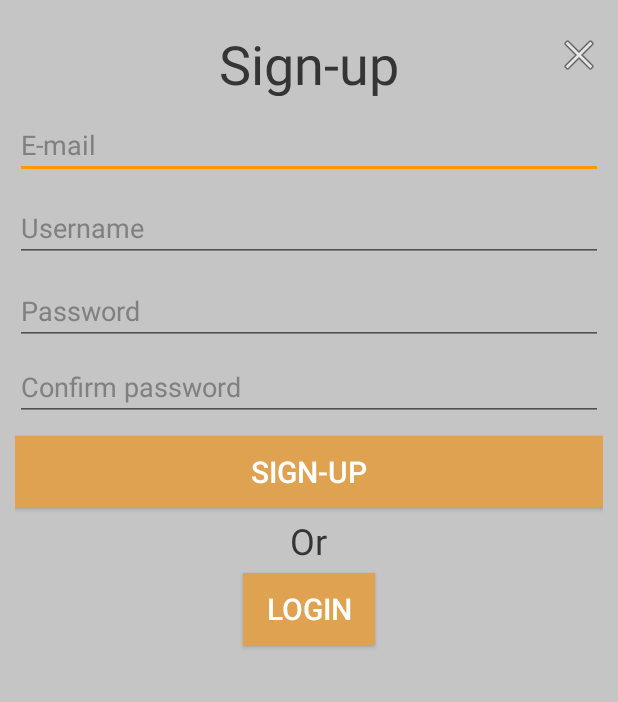
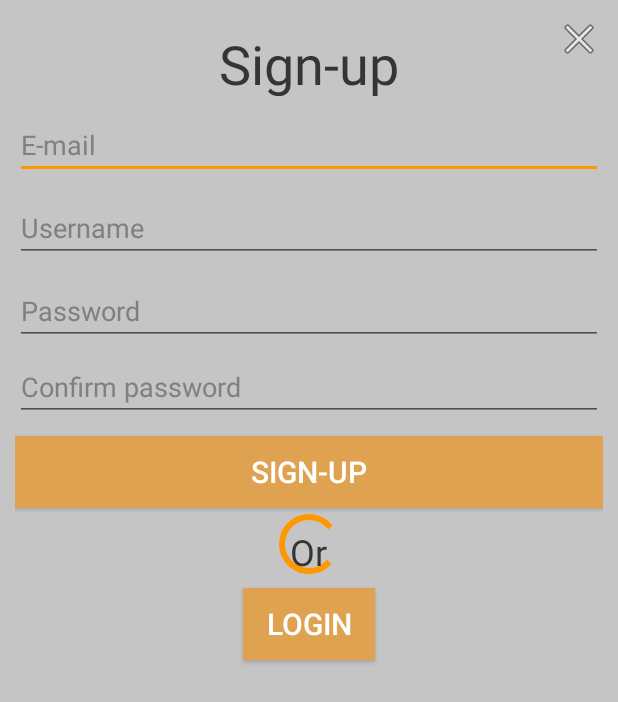
Before and after one commit to Stensel8/Half-a-Minute-IT-Madness-Android, an Android app: the layout signup_dialog.xml on its own in the app's theme, with its tools: preview values and no code run, on a phone screen of 412 x 824 dp. Shown: the top 702 px of the screen. Run offline under Robolectric (Android 15) with nearby library versions, the phone set to English and light mode, and no system bars.

Commit message:
highscore + progressbar

```diff
--- a/app/src/main/java/com/assbinc/secondsGame/SessionManager.java
+++ b/app/src/main/java/com/assbinc/secondsGame/SessionManager.java
@@ -44,12 +44,12 @@ public class SessionManager {
         return sessionPreferences.getString(UID, "");
     }
 
-    public void setProfileScore(String profileScore, FirebaseFirestore db){
+    public void setProfileScore(int profileScore, FirebaseFirestore db){
         DocumentReference docUser = db.collection("users").document(getUid());
 
         docUser.update("profileScore", profileScore);
 
-        editor.putString(PROFILESCORE, profileScore); //saves the new profileScore
+        editor.putInt(PROFILESCORE, profileScore); //saves the new profileScore
         editor.apply();
     }
 
--- a/app/src/main/res/layout/signup_dialog.xml
+++ b/app/src/main/res/layout/signup_dialog.xml
@@ -25,7 +25,7 @@
             android:id="@+id/btnClose3"
             android:layout_width="wrap_content"
             android:layout_height="match_parent"
-            android:layout_gravity="center_vertical|end"
+            android:layout_gravity="end"
             android:background="?attr/backgroundColor"
             android:contentDescription="@string/closeWindow"
             app:srcCompat="@android:drawable/ic_menu_close_clear_cancel" />
@@ -85,6 +85,17 @@
         android:textColor="@color/buttonTextColor"
         android:textSize="20sp" />
 
+    <FrameLayout
+        android:layout_width="match_parent"
+        android:layout_height="wrap_content">
+
+        <ProgressBar
+            android:id="@+id/progressBarSignUp"
+            style="?android:attr/progressBarStyle"
+            android:layout_width="wrap_content"
+            android:layout_height="wrap_content"
+            android:layout_gravity="center" />
+
         <TextView
             android:id="@+id/textView4"
             android:layout_width="wrap_content"
@@ -94,6 +105,7 @@
             android:text="@string/or"
             android:textColor="?attr/textColor"
             android:textSize="24sp" />
+    </FrameLayout>
 
     <Button
         android:id="@+id/btnToLogin"
```
Also changed, not shown: app/src/main/java/com/assbinc/secondsGame/Friends.java (added, +32 -0 lines), app/src/main/java/com/assbinc/secondsGame/GameOver.java (+45 -37 lines), app/src/main/java/com/assbinc/secondsGame/MyAccount.java (+19 -2 lines), app/src/main/res/layout/game_over.xml (+8 -0 lines), app/src/main/res/layout/login_dialog.xml (+13 -1 lines). Lines whose indentation alone changed are shown as unchanged.
